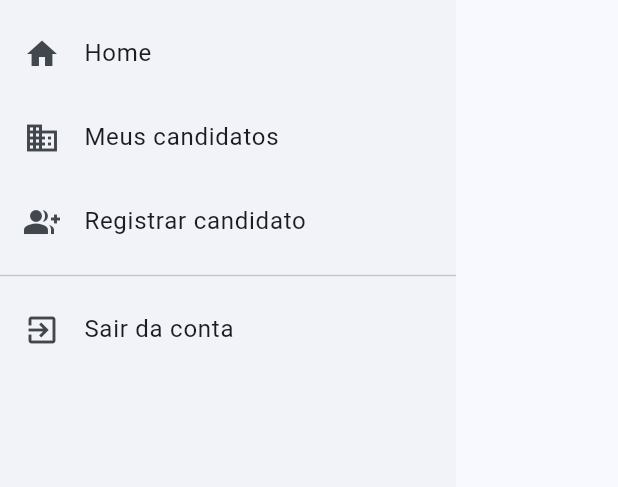
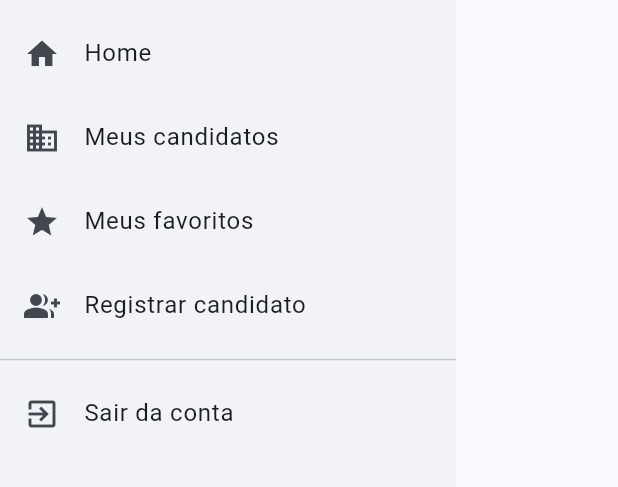
Before and after one commit to Ital023/RecrutaBoot, a Flutter app: the CustomDrawerHeader widget shown alone on an empty page, opened directly, on a phone screen of 412 x 824 dp, the part 242-729 px from its top. Run offline on Flutter 3.47's test engine with Material 3 defaults, Android fonts, the phone set to English and light mode, and no system bars; our stand-ins replace go_router; missing offline and left inert: dart:ffi; network calls fail.

Commit message:
feat: drawer meus favoritos

```diff
--- a/recrutaboot/lib/components/header/drawer/custom_drawer_header.dart
+++ b/recrutaboot/lib/components/header/drawer/custom_drawer_header.dart
@@ -53,6 +53,13 @@ class CustomDrawerHeader extends StatelessWidget {
             },
           ),
           ListTile(
+            leading: Icon(Icons.star),
+            title: Text("Meus favoritos"),
+            onTap: () {
+              context.go("/viewCandidates");
+            },
+          ),
+          ListTile(
             leading: Icon(Icons.group_add),
             title: Text("Registrar candidato"),
             onTap: () => null,
```
